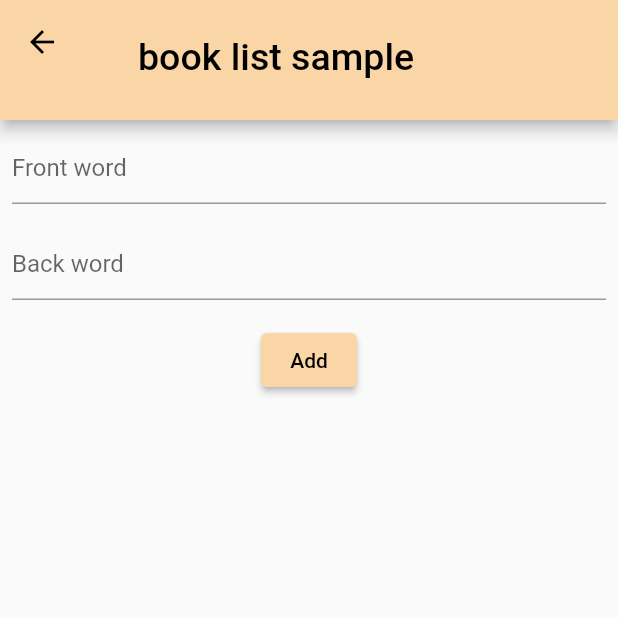
After one commit to hihiron-2d2/lanlan, a Flutter app: the AddCardPage screen opened directly, on a phone screen of 412 x 824 dp, the top half of it. The commit adds this screen. Run offline on Flutter 3.47's test engine with Material 2 defaults, Android fonts, the phone set to English and light mode, and no system bars; our stand-ins replace cloud_firestore, firebase_core, flip_card, flutter_slidable; missing offline and left inert: simple_logger; accounts and stored records are empty.

Commit message:
subcollectionまで

```diff
--- /dev/null
+++ b/lib/card/card_add_model.dart
@@ -0,0 +1,25 @@
+import 'package:cloud_firestore/cloud_firestore.dart';
+import 'package:flutter/cupertino.dart';
+
+class AddCardModel extends ChangeNotifier {
+  static final folderRef = FirebaseFirestore.instance.collection('folders');
+
+  String? frontWord;
+  String? backWord;
+
+  Future addCard(String? id) async {
+    if (frontWord == null || frontWord == "") {
+      throw 'no word';
+    }
+
+    if (backWord == null || backWord!.isEmpty) {
+      throw'no word';
+    }
+
+    //Firestoreの追加
+    await folderRef.doc(id).collection('flipcards').add({
+      'frontWord': frontWord,
+      'backWord': backWord,
+    });
+  }
+}
--- /dev/null
+++ b/lib/card/card_add_page.dart
@@ -0,0 +1,83 @@
+import 'package:flutter/material.dart';
+import 'package:lanlan/card/card_add_model.dart';
+import 'package:provider/provider.dart';
+
+
+class AddCardPage extends StatelessWidget {
+  final String? id;
+  const AddCardPage({Key? key, required this.id}) : super(key: key);
+
+  @override
+  Widget build(BuildContext context) {
+    return ChangeNotifierProvider<AddCardModel>(
+      create: (_) => AddCardModel(),
+      child: Scaffold(
+        appBar: PreferredSize(
+          preferredSize: const Size.fromHeight(80),
+          child: AppBar(
+            backgroundColor: const Color(0xFFFAD5A6),
+            title: Container(
+                margin: const EdgeInsets.only(top:20, left:20),
+                child: const Text(
+                    "book list sample",
+                      style: TextStyle(
+                        fontSize: 25,
+                   ),
+                )),
+          ),
+        ),
+        body: Center(
+          child: Consumer<AddCardModel>(builder: (context, model, child) {
+            return Padding(
+              padding: const EdgeInsets.all(8.0),
+              child: Column(
+                children: [
+                  TextField(
+                    decoration: const InputDecoration(
+                      hintText: 'Front word',
+                    ),
+                    onChanged: (text) {
+                      //todo　取得したtextを使う
+                      model.frontWord = text;
+                    },
+                  ),
+                  const SizedBox(
+                    height: 16,
+                  ),
+                  TextField(
+                    decoration: const InputDecoration(
+                      hintText: 'Back word',
+                    ),
+                    onChanged: (text) {
+                      //todo　取得したtextを使う
+                      model.backWord = text;
+                    },
+                  ),
+                  const SizedBox(
+                    height: 16,
+                  ),
+                  ElevatedButton(onPressed: () async {
+                    //追加の処理
+                    try {
+                      await model.addCard(id);
+                      Navigator.of(context).pop(true);
+                    } catch (e){
+                      final snackBar = SnackBar(
+                        backgroundColor: Colors.amber,
+                        content: Text(e.toString()),
+                      );
+                      ScaffoldMessenger.of(context).showSnackBar(snackBar);
+                    }
+                  }, child: const Text('Add'),
+                       style: ElevatedButton.styleFrom(
+                        primary: const Color(0xFFFAD5A6), //ボタンの背景色
+                     ),
+                  ),
+                ],),
+            );
+          }),
+        ),
+      ),
+    );
+  }
+}
--- a/lib/domain/card.dart
+++ b/lib/domain/card.dart
@@ -1,6 +1,6 @@
 
-class FlipCard {
-  FlipCard(this.id, this.frontWord, this.backWord,);
+class Flipcard {
+  Flipcard(this.id, this.frontWord, this.backWord,);
   String? id;
   String? frontWord;
   String? backWord;
--- a/lib/main.dart
+++ b/lib/main.dart
@@ -20,6 +20,7 @@ class MyApp extends StatelessWidget {
   @override
   Widget build(BuildContext context) {
     return MaterialApp(
+      debugShowCheckedModeBanner: false,
       title: 'lanlan',
       theme: ThemeData(
         primarySwatch: Colors.orange,
```
Also changed, not shown: lib/Folder/folder_add_model.dart (+0 -12 lines), lib/Folder/folder_add_page.dart (+7 -1 lines), lib/Folder/folder_edit_page.dart (+14 -2 lines), lib/Folder/folder_home_page.dart (+20 -5 lines), lib/card/card_flip_page.dart (deleted, +0 -91 lines), lib/card/card_home_model.dart (+6 -32 lines), lib/card/card_home_page.dart (+90 -7 lines), 3 other files.
